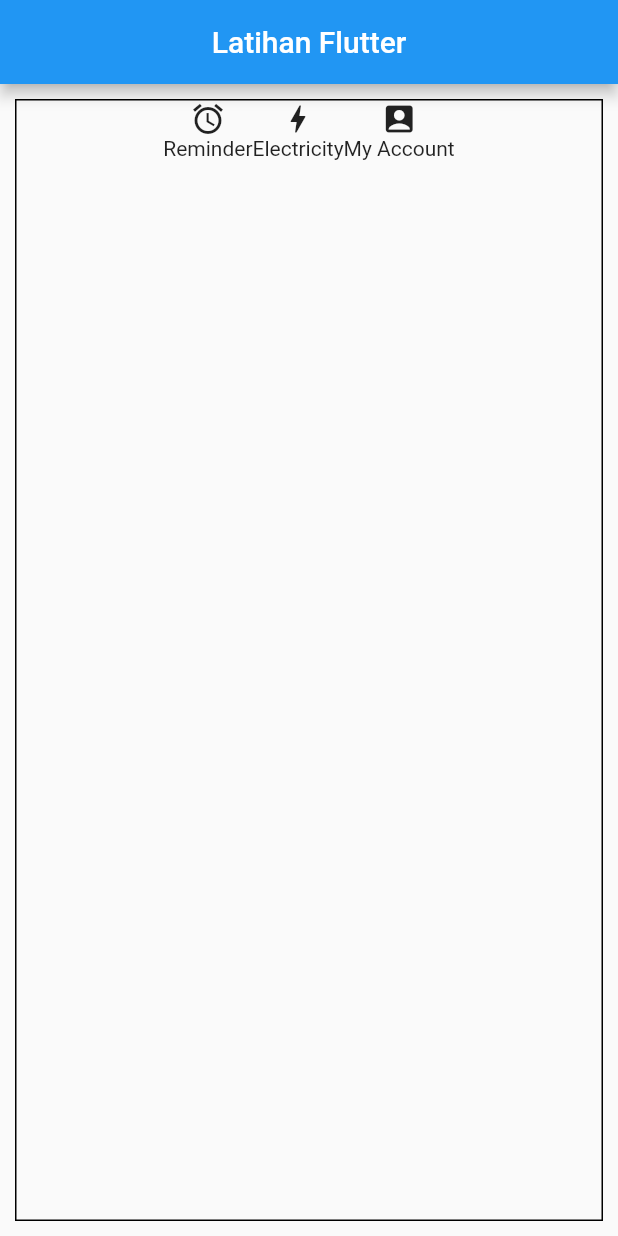
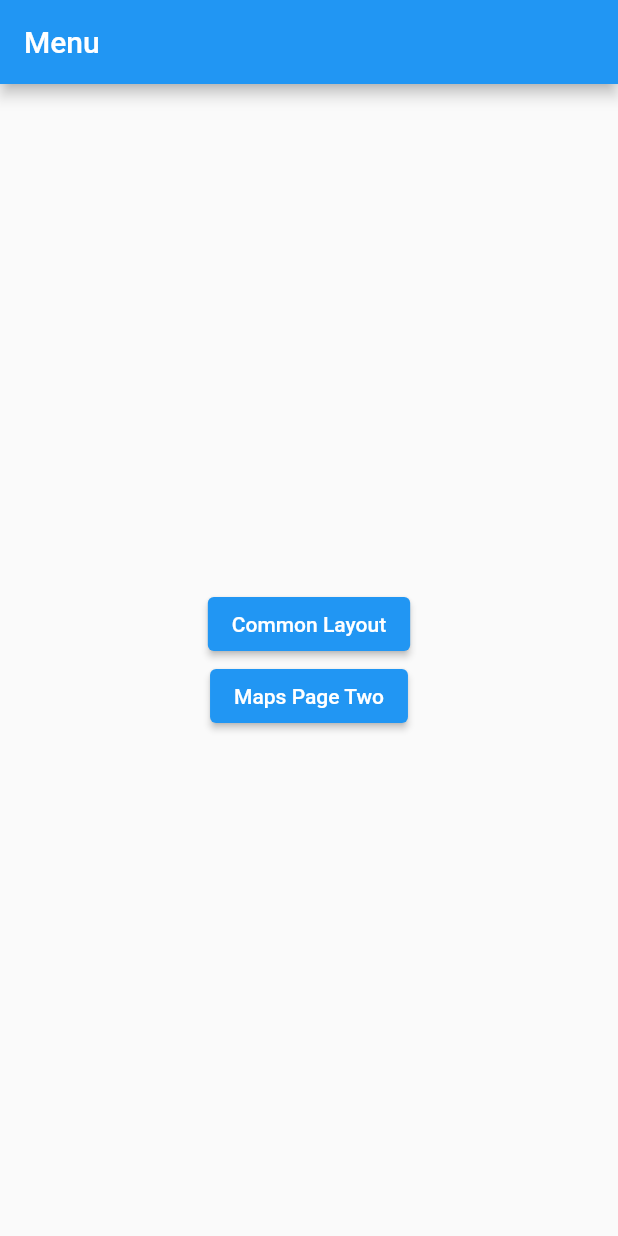
Before and after one commit to Maple06/flutter-bumaya, a Flutter app: the screen it shows after launch, on a phone screen of 412 x 824 dp. Run offline on Flutter 3.47's test engine with Material 2 defaults, Android fonts, the phone set to English and light mode, and no system bars.

Commit message:
Adding elevated button and tugas page

```diff
--- a/lib/pageone.dart
+++ b/lib/common_layout.dart
@@ -1,13 +1,8 @@
 import 'package:flutter/material.dart';
 
-class PageOne extends StatefulWidget {
-  const PageOne({Key? key}) : super(key: key);
+class CommonLayout extends StatelessWidget {
+  const CommonLayout({Key? key}) : super(key: key);
 
-  @override
-  State<PageOne> createState() => _PageOneState();
-}
-
-class _PageOneState extends State<PageOne> {
   @override
   Widget build(BuildContext context) {
     return Scaffold(
@@ -30,7 +25,7 @@ class _PageOneState extends State<PageOne> {
               children: [
                 Icon(Icons.access_alarm),
                 Container(
-                  child: Text("Reminder")
+                    child: Text("Reminder")
                 )
               ],
             ),
--- a/lib/main.dart
+++ b/lib/main.dart
@@ -1,6 +1,6 @@
 import 'package:flutter/material.dart';
 
-import 'pageone.dart';
+import 'mainmenu.dart';
 
 void main() {
   runApp(const MyApp());
@@ -13,7 +13,7 @@ class MyApp extends StatelessWidget {
   Widget build(BuildContext context) {
     return MaterialApp (
       debugShowCheckedModeBanner: false,
-     home: PageOne(),
+     home: MainMenu(),
     );
   }
 }
--- /dev/null
+++ b/lib/mainmenu.dart
@@ -0,0 +1,47 @@
+import 'package:flutter/material.dart';
+
+import 'common_layout.dart';
+import 'pagetwo.dart';
+
+class MainMenu extends StatefulWidget {
+  const MainMenu({Key? key}) : super(key: key);
+
+  @override
+  State<MainMenu> createState() => _MainMenuState();
+}
+
+class _MainMenuState extends State<MainMenu> {
+  @override
+  Widget build(BuildContext context) {
+    return Scaffold(
+      appBar: AppBar(
+        title: Text("Menu")
+      ),
+      body: Center(
+        child: Column(
+          mainAxisAlignment: MainAxisAlignment.center,
+          crossAxisAlignment: CrossAxisAlignment.center,
+          children: [
+            ElevatedButton(onPressed: (){
+              Navigator.of(context).push(
+                MaterialPageRoute(
+                  builder: (context) => CommonLayout(),
+                ),
+              );
+            },
+            child: Text("Common Layout")
+            ),
+            ElevatedButton(onPressed: (){
+              Navigator.of(context).push(
+                MaterialPageRoute(
+                  builder: (context) => PageTwo(),
+                ),
+              );
+            },
+                child: Text("Maps Page Two"))
+          ],
+        )
+      )
+    );
+  }
+}
--- a/pubspec.yaml
+++ b/pubspec.yaml
@@ -58,9 +58,8 @@ flutter:
   uses-material-design: true
 
   # To add assets to your application, add an assets section, like this:
-  # assets:
-  #   - images/a_dot_burr.jpeg
-  #   - images/a_dot_ham.jpeg
+  assets:
+     - assets/
 
   # An image asset can refer to one or more resolution-specific "variants", see
   # https://flutter.dev/assets-and-images/#resolution-aware
```
Also changed, not shown: lib/pagetwo.dart (added, +113 -0 lines), assets/pemandangan.jpg (added).
